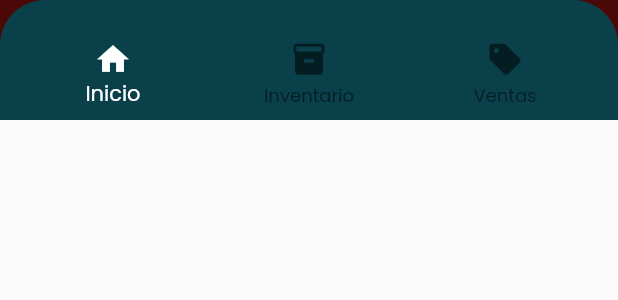
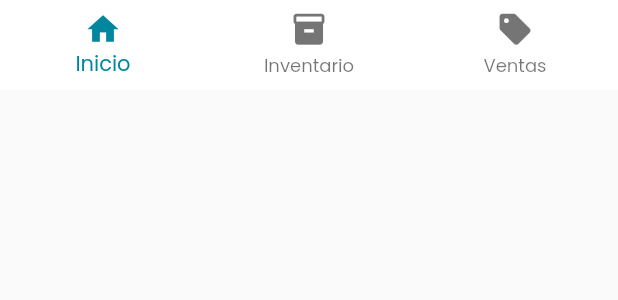
Before and after one commit to Hectorc70/ss_manager, a Flutter app: the BottomNavBarCustom widget shown alone on an empty page, opened directly, on a phone screen of 412 x 824 dp. Shown: the top 300 px of the screen. Run offline on Flutter 3.47's test engine with Material 2 defaults, Android fonts, the light colour scheme and no system bars; our stand-ins replace cloud_firestore, firebase_auth, firebase_core, fluttertoast, shared_preferences; missing offline and left inert: flutter_overlay_loader; accounts and stored records are empty.

Commit message:
Diseño de navegacion bottom

```diff
--- /dev/null
+++ b/lib/src/user/providers/nav_ui.dart
@@ -0,0 +1,14 @@
+import 'package:flutter/material.dart';
+
+class UiProvider extends ChangeNotifier {
+  int _select = 0;
+
+  set selectOption(int i) {
+    this._select = i;
+    notifyListeners();
+  }
+  int get selectOption => this._select;
+
+
+
+}
--- a/lib/src/widgets/bottom_nav_widget.dart
+++ b/lib/src/widgets/bottom_nav_widget.dart
@@ -1,38 +1,43 @@
 import 'package:flutter/material.dart';
+import 'package:provider/provider.dart';
+import 'package:ss_manager/src/user/providers/nav_ui.dart';
 
 class BottomNavBarCustom extends StatelessWidget {
   @override
   Widget build(BuildContext context) {
+    final uiprovider = Provider.of<UiProvider>(context);
     final colorP = Theme.of(context).primaryColor;
     final colorS2 = Theme.of(context).colorScheme.secondaryVariant;
     final colorA = Theme.of(context).colorScheme.primaryVariant;
 
     final widthScreen = MediaQuery.of(context).size.width;
 
-    return Container(
-        color: colorS2,
-        child: Container(
-            padding: EdgeInsets.only(left: 10.0, right: 10.0, top: 20.0),
-            decoration: BoxDecoration(
-                color: colorP,
-                borderRadius: BorderRadius.only(
-                    topLeft: Radius.circular(30.0),
-                    topRight: Radius.circular(30.0))),
-            height: 80.0,
-            width: widthScreen,
-            child: BottomNavigationBar(
-              backgroundColor: colorP,
+    int indexSelect = uiprovider.selectOption;
+    return BottomNavigationBar(
+      backgroundColor: colorA,
       elevation: 0.0,
       iconSize: 25.0,
-              selectedItemColor: colorA,
+      selectedItemColor: Theme.of(context).colorScheme.secondary,
+      currentIndex: indexSelect,
+      onTap: (index) async {
+        if (index == 0) {
+          uiprovider.selectOption = index;
+        } else if (index == 1) {
+          uiprovider.selectOption = index;
+        } else if (index == 2) {
+          uiprovider.selectOption = index;
+        }
+      },
       items: [
-                BottomNavigationBarItem(
-                    icon: Icon(Icons.home), label: 'Inicio'),
+        BottomNavigationBarItem(icon: Icon(Icons.home), label: 'Inicio'),
         BottomNavigationBarItem(
             icon: Icon(Icons.inventory_2), label: 'Inventario'),
-                BottomNavigationBarItem(
-                    icon: Icon(Icons.sell), label: 'Ventas'),
+        BottomNavigationBarItem(icon: Icon(Icons.sell), label: 'Ventas'),
       ],
-            )));
+    );
+  }
+
+  _iconOption(Widget childW) {
+    return Container(width: 50, height: 50, child: childW);
   }
 }
--- a/lib/src/widgets/fields_widgets.dart
+++ b/lib/src/widgets/fields_widgets.dart
@@ -7,6 +7,7 @@ class FieldInputCustom extends StatelessWidget {
     this.textNotVisible = false,
     @required this.labelTextInput,
     @required this.controllerField,
+    this.focusNode,
   });
 
   final hintTextC;
@@ -14,6 +15,7 @@ class FieldInputCustom extends StatelessWidget {
   final labelTextInput;
   final textNotVisible;
   final controllerField;
+  final focusNode;
 
   @override
   Widget build(BuildContext context) {
@@ -43,9 +45,9 @@ class FieldInputCustom extends StatelessWidget {
                 fontWeight: FontWeight.w600),
           ),
         ),
-
         TextFormField(
           controller: this.controllerField,
+          focusNode: this.focusNode,
           style: TextStyle(color: Color.fromRGBO(119, 115, 115, 1)),
           decoration: InputDecoration(
             contentPadding: EdgeInsets.only(bottom: 0.0),
```
Also changed, not shown: lib/main.dart (+8 -0 lines), lib/src/autenticacion/forms/login_form.dart (+11 -0 lines), lib/src/user/forms/sale_form.dart (+25 -19 lines), lib/src/user/pages/home_page.dart (+9 -0 lines), lib/src/user/pages/sale_page.dart (+7 -1 lines), lib/src/utils/preferences_user.dart (added, +46 -0 lines). Lines whose indentation alone changed are shown as unchanged.
